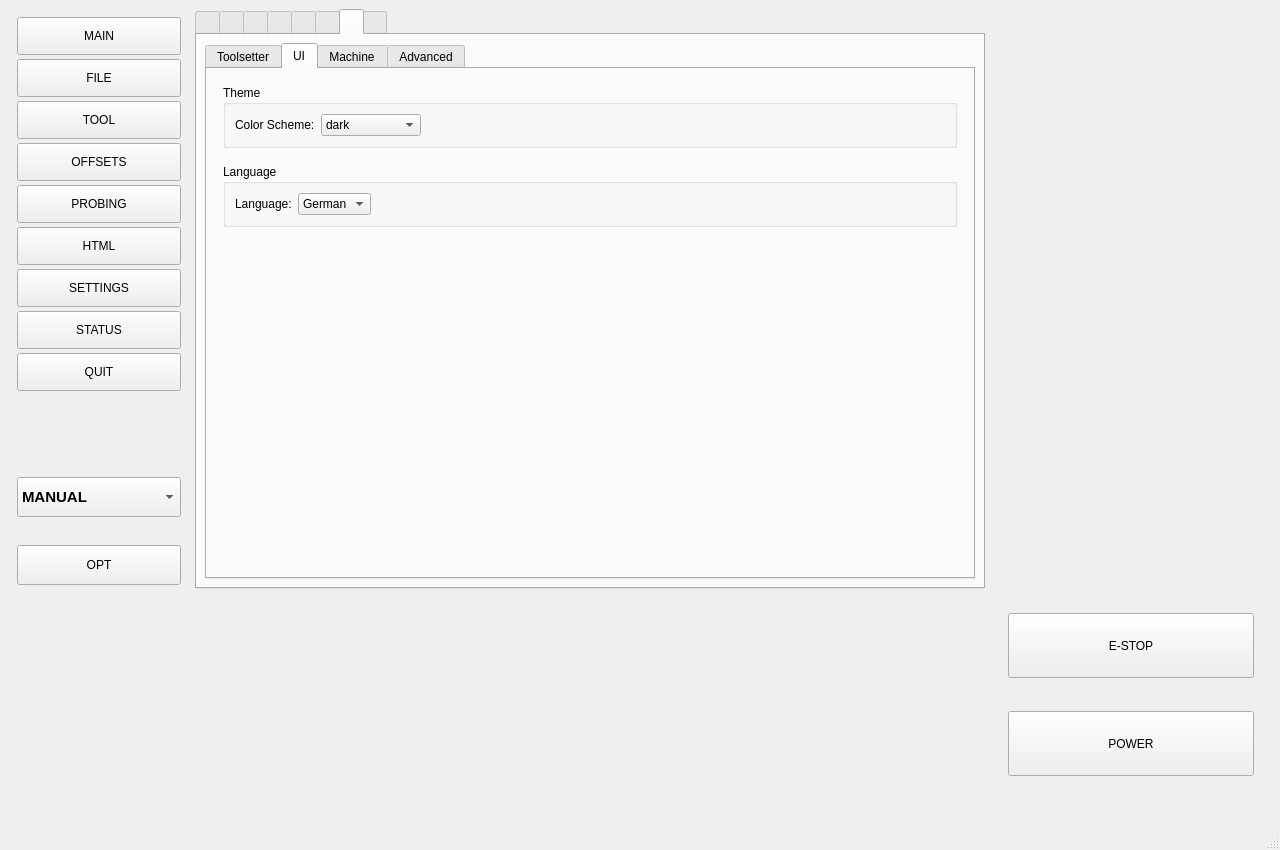
The window that thorcnc/thorcnc.ui (Moshkopp/ThorCNC) describes before a commit, drawn with Qt 5.
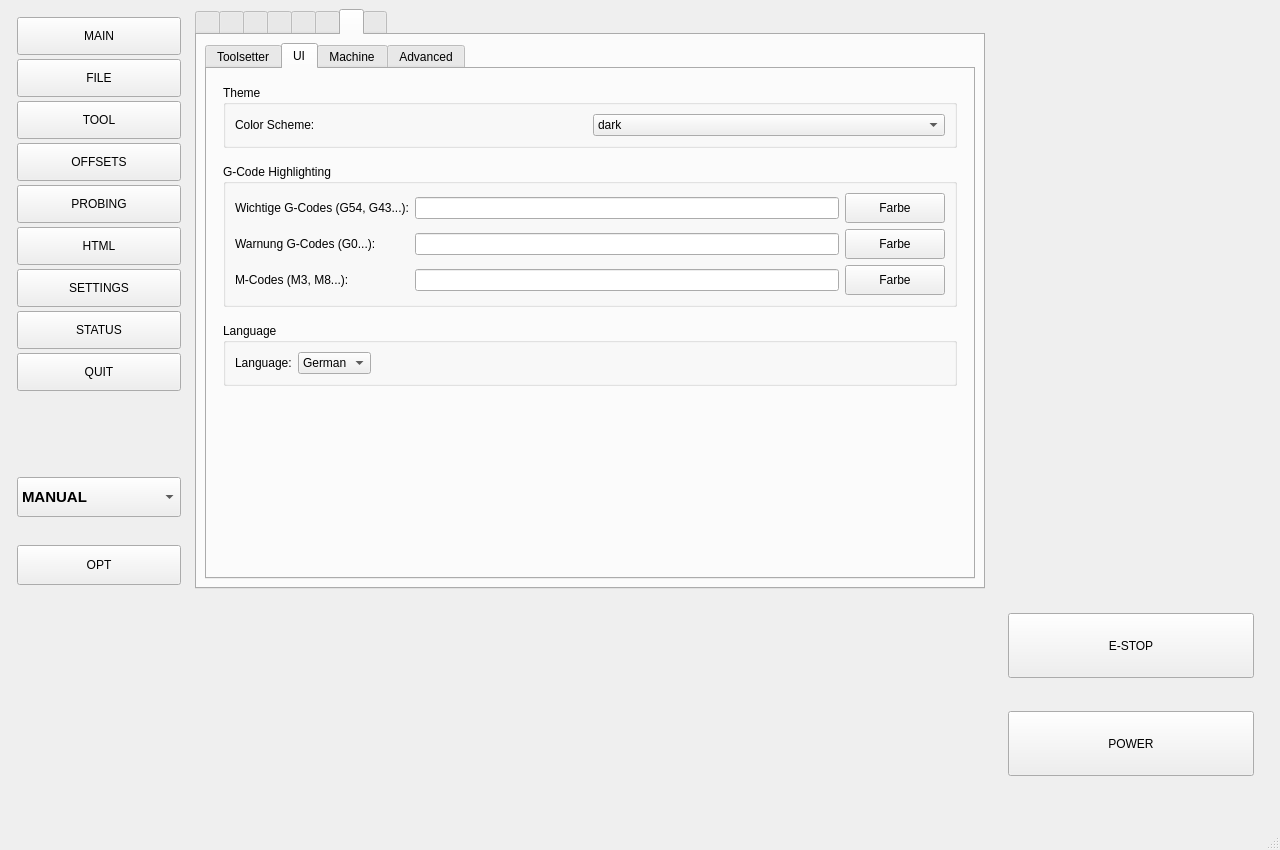
The same window after the commit. The open tabs and pages were chosen to show the change.

Commit message: feat: add configurable G-code and M-code highlighting with custom colors and lists in UI settings

```diff
--- a/thorcnc/thorcnc.ui
+++ b/thorcnc/thorcnc.ui
@@ -1850,6 +1850,61 @@
                    </item>
                   </widget>
                  </item>
+                 </layout>
+                </widget>
+               </item>
+               
+               <item>
+                <widget class="QGroupBox" name="groupBox_gc_highlights">
+                 <property name="title">
+                  <string>G-Code Highlighting</string>
+                 </property>
+                 <layout class="QGridLayout" name="gridLayout_gc">
+                  <item row="0" column="0">
+                   <widget class="QLabel" name="lbl_gc_important">
+                    <property name="text"><string>Wichtige G-Codes (G54, G43...):</string></property>
+                   </widget>
+                  </item>
+                  <item row="0" column="1">
+                   <widget class="QLineEdit" name="le_gc_important"/>
+                  </item>
+                  <item row="0" column="2">
+                   <widget class="QPushButton" name="btn_gc_color_important">
+                    <property name="minimumSize"><size><width>100</width><height>30</height></size></property>
+                    <property name="text"><string>Farbe</string></property>
+                   </widget>
+                  </item>
+                  <item row="1" column="0">
+                   <widget class="QLabel" name="lbl_gc_warning">
+                    <property name="text"><string>Warnung G-Codes (G0...):</string></property>
+                   </widget>
+                  </item>
+                  <item row="1" column="1">
+                   <widget class="QLineEdit" name="le_gc_warning"/>
+                  </item>
+                  <item row="1" column="2">
+                   <widget class="QPushButton" name="btn_gc_color_warning">
+                    <property name="minimumSize"><size><width>100</width><height>30</height></size></property>
+                    <property name="text"><string>Farbe</string></property>
+                   </widget>
+                  </item>
+                  <item row="2" column="0">
+                   <widget class="QLabel" name="lbl_mc_highlights">
+                    <property name="text"><string>M-Codes (M3, M8...):</string></property>
+                   </widget>
+                  </item>
+                  <item row="2" column="1">
+                   <widget class="QLineEdit" name="le_mc_highlights"/>
+                  </item>
+                  <item row="2" column="2">
+                   <widget class="QPushButton" name="btn_mc_color">
+                    <property name="minimumSize"><size><width>100</width><height>30</height></size></property>
+                    <property name="text"><string>Farbe</string></property>
+                   </widget>
+                  </item>
+                 </layout>
+                </widget>
+               </item>
                  <item>
                   <spacer>
                    <property name="orientation">
@@ -1862,9 +1917,6 @@
                     </size>
                    </property>
                   </spacer>
-                 </item>
-                </layout>
-               </widget>
               </item>
               <item>
                <widget class="QGroupBox" name="groupBoxLanguage">
```
Left out of the diff: 1 changed line with no effect on the pictures. Lines whose indentation alone changed are shown as unchanged. The commit also changes 6 other files.
